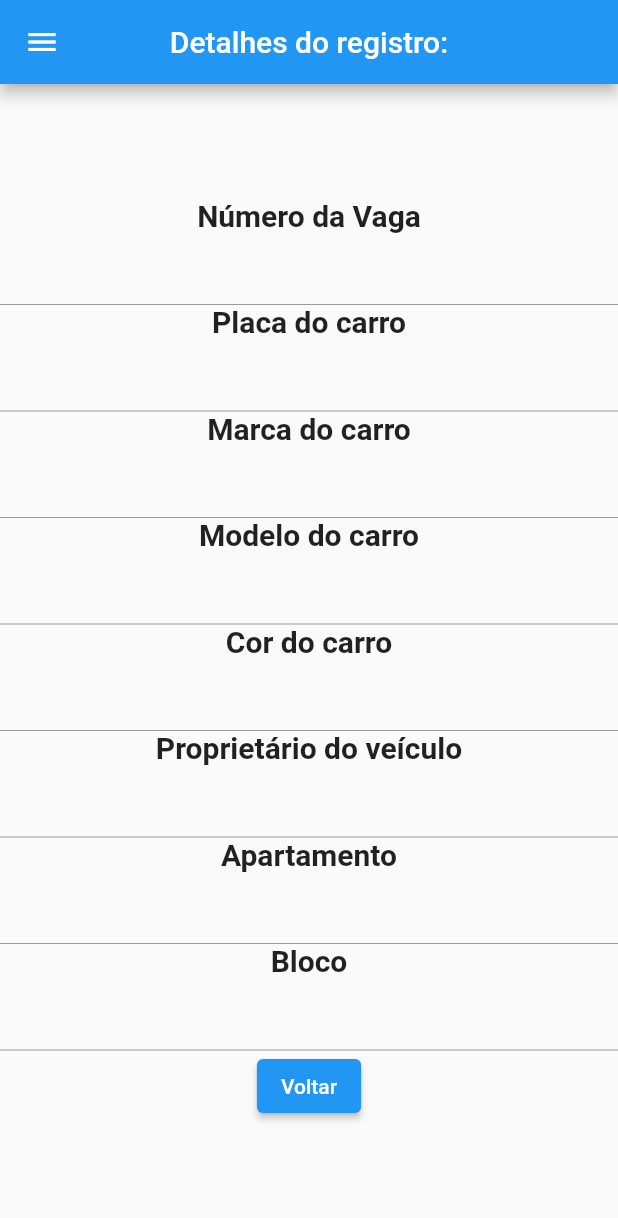
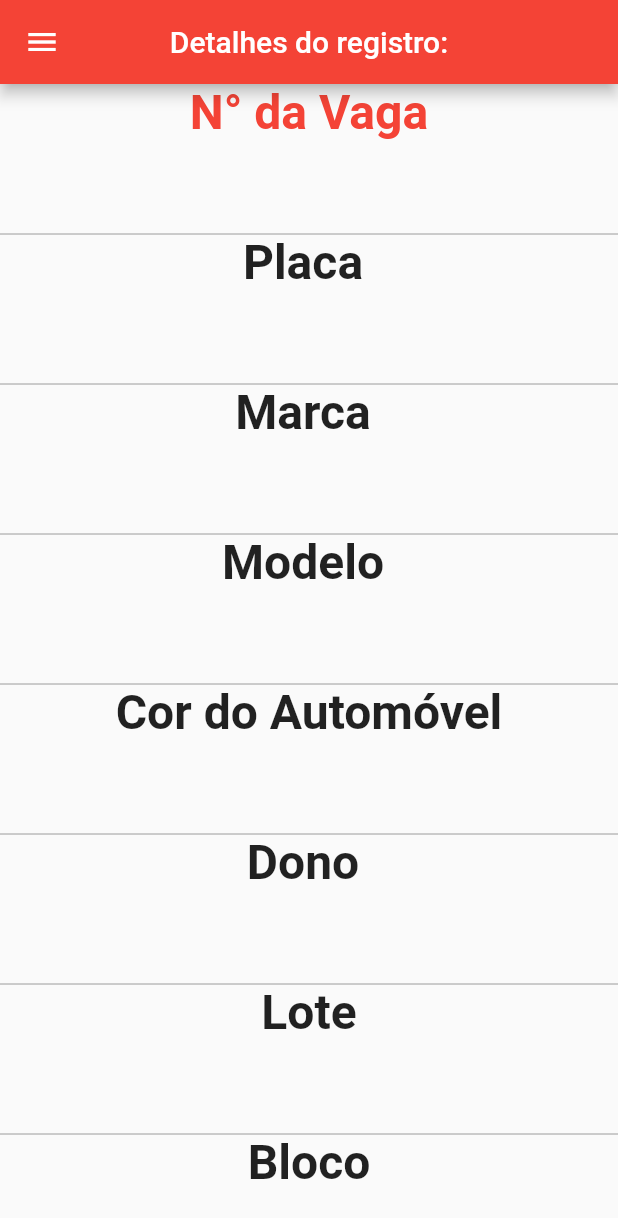
Before and after one commit to HugoHenriql/Vaga-garagem-Flutter-, a Flutter app: the ViewPage screen opened directly with empty values, on a phone screen of 412 x 824 dp. Shown: the top 1218 px of the screen. Run offline on Flutter 3.47's test engine with Material 2 defaults, Android fonts, the phone set to English and light mode, and no system bars; our stand-ins replace get; network calls fail.

```diff
--- a/lib/app/components/Menu.dart
+++ b/lib/app/components/Menu.dart
@@ -6,7 +6,7 @@ Widget Menu(BuildContext context) {
   return Drawer(
       child: ListView(children: <Widget>[
     UserAccountsDrawerHeader(
-      decoration: BoxDecoration(color: Colors.blue),
+      decoration: BoxDecoration(color: Colors.red),
       margin: EdgeInsets.only(bottom: 10.0),
       currentAccountPicture: Container(
         decoration: BoxDecoration(
@@ -14,24 +14,24 @@ Widget Menu(BuildContext context) {
           color: Colors.green,
           image: const DecorationImage(
             image: NetworkImage(
-                'https://flutter.github.io/assets-for-api-docs/assets/widgets/owl-2.jpg'),
+                'https://docs.flutter.dev/assets/images/dash/dash-fainting.gif'),
             fit: BoxFit.cover,
           ),
         ),
       ),
       accountName: new Container(
           child: Text(
-        'Cleiton',
+        'Hugo Henrique',//nothing Text
         style: TextStyle(color: Colors.white, fontWeight: FontWeight.bold),
       )),
       accountEmail: new Container(
           child: Text(
-        'cleiton@cleiton.com',
+        'hugohenrique',
         style: TextStyle(color: Colors.white),
       )),
     ),
     ListTile(
-      title: Text("Veículos Estacionados"),
+      title: Text("Veículos no estacionamento"),
       leading: const Icon(Icons.car_rental),
       onTap: () {
         Navigator.push(
@@ -42,7 +42,7 @@ Widget Menu(BuildContext context) {
     ),
     ListTile(
       title: Text("Estacionar"),
-      leading: const Icon(Icons.local_parking),
+      leading: const Icon(Icons.local_car_wash),
       onTap: () {
         Navigator.push(
           context,
--- a/lib/app/screens/edit_screen.dart
+++ b/lib/app/screens/edit_screen.dart
@@ -62,7 +62,7 @@ class _EditPageState extends State<EditPage> {
       Get.to(const MyHomePage());
       Get.snackbar(
         "Sucesso",
-        "Salvo com Sucesso",
+        "Salvo ",
         icon: Icon(Icons.check, color: Colors.white),
         snackPosition: SnackPosition.BOTTOM,
         backgroundColor: Colors.lightGreen,
--- a/lib/app/screens/home_screen.dart
+++ b/lib/app/screens/home_screen.dart
@@ -49,7 +49,7 @@ class _MyHomePageState extends State<MyHomePage> {
           onPressed: () {
             Get.to(const RegisterPage());
           },
-          backgroundColor: Colors.green,
+          backgroundColor: Colors.red,
           child: const Icon(Icons.local_parking),
         ),
         body: Obx(() => controller.isLoading.value
--- a/lib/app/screens/view_screen.dart
+++ b/lib/app/screens/view_screen.dart
@@ -43,110 +43,119 @@ class _EditPageState extends State<ViewPage> {
   }
 
   @override
+
   Widget build(BuildContext context) {
     return Scaffold(
       appBar: AppBar(
           centerTitle: true,
           title: Text('Detalhes do registro: ${spotController.text}',
-              textAlign: TextAlign.center)),
+              textAlign: TextAlign.center
+          )),
       drawer: Menu(context),
       body: Center(
         child: Column(
             mainAxisAlignment: MainAxisAlignment.center,
             children: <Widget>[
+
               Text(
-                'Número da Vaga',
+                'N° da Vaga',
                 textAlign: TextAlign.left,
-                style: TextStyle(fontSize: 20, fontWeight: FontWeight.bold),
+                style: TextStyle(fontSize: 32, fontWeight: FontWeight.bold, color: Colors.red),
               ),
+
+
               TextField(
                   enabled: false,
                   textAlign: TextAlign.center,
                   controller: spotController,
                   keyboardType: TextInputType.number,
-                  style: TextStyle(fontSize: 16)),
+                  style: TextStyle(fontSize: 32)),
               Text(
-                'Placa do carro',
+                'Placa ',
                 textAlign: TextAlign.left,
-                style: TextStyle(fontSize: 20, fontWeight: FontWeight.bold),
+                style: TextStyle(fontSize: 32, fontWeight: FontWeight.bold),
               ),
+
               TextField(
                   enabled: false,
                   textAlign: TextAlign.center,
                   controller: licenseController,
                   keyboardType: TextInputType.text,
-                  style: TextStyle(fontSize: 16)),
+                  style: TextStyle(fontSize: 32)),
+
               Text(
-                'Marca do carro',
+                'Marca ',
                 textAlign: TextAlign.left,
-                style: TextStyle(fontSize: 20, fontWeight: FontWeight.bold),
+                style: TextStyle(fontSize: 32, fontWeight: FontWeight.bold),
               ),
               TextField(
                   enabled: false,
                   textAlign: TextAlign.center,
                   controller: brandController,
                   keyboardType: TextInputType.text,
-                  style: TextStyle(fontSize: 16)),
+                  style: TextStyle(fontSize: 32)),
               Text(
-                'Modelo do carro',
+                'Modelo ',
                 textAlign: TextAlign.left,
-                style: TextStyle(fontSize: 20, fontWeight: FontWeight.bold),
+                style: TextStyle(fontSize: 32, fontWeight: FontWeight.bold),
               ),
               TextField(
                   enabled: false,
                   textAlign: TextAlign.center,
                   controller: modelController,
                   keyboardType: TextInputType.text,
-                  style: TextStyle(fontSize: 16)),
+                  style: TextStyle(fontSize: 32)),
               Text(
-                'Cor do carro',
+                'Cor do Automóvel',
                 textAlign: TextAlign.left,
-                style: TextStyle(fontSize: 20, fontWeight: FontWeight.bold),
+                style: TextStyle(fontSize: 32, fontWeight: FontWeight.bold),
               ),
               TextField(
                   enabled: false,
                   textAlign: TextAlign.center,
                   controller: colorController,
                   keyboardType: TextInputType.text,
-                  style: TextStyle(fontSize: 16)),
+                  style: TextStyle(fontSize: 32)),
               Text(
-                'Proprietário do veículo',
+                'Dono ',
                 textAlign: TextAlign.left,
-                style: TextStyle(fontSize: 20, fontWeight: FontWeight.bold),
+                style: TextStyle(fontSize: 32, fontWeight: FontWeight.bold),
               ),
               TextField(
                   enabled: false,
                   textAlign: TextAlign.center,
                   controller: responsibleController,
                   keyboardType: TextInputType.text,
-                  style: TextStyle(fontSize: 16)),
+                  style: TextStyle(fontSize: 32)),
               Text(
-                'Apartamento',
+                'Lote',
                 textAlign: TextAlign.left,
-                style: TextStyle(fontSize: 20, fontWeight: FontWeight.bold),
+                style: TextStyle(fontSize: 32, fontWeight: FontWeight.bold),
               ),
               TextField(
                   enabled: false,
                   textAlign: TextAlign.center,
                   controller: apartmentController,
                   keyboardType: TextInputType.number,
-                  style: TextStyle(fontSize: 16)),
+                  style: TextStyle(fontSize: 32)),
               Text(
                 'Bloco',
                 textAlign: TextAlign.left,
-                style: TextStyle(fontSize: 20, fontWeight: FontWeight.bold),
+                style: TextStyle(fontSize: 32, fontWeight: FontWeight.bold),
               ),
               TextField(
                   enabled: false,
+                  cursorColor: Colors.red,
                   textAlign: TextAlign.center,
                   controller: blockController,
                   keyboardType: TextInputType.text,
-                  style: TextStyle(fontSize: 16)),
+                  style: TextStyle(fontSize: 32)),
               ElevatedButton(
                   onPressed: () {
                     Get.to(MyHomePage());
                   },
-                  child: Text('Voltar'))
+                  child: Text('Volte')
+              )
             ]),
       ),
     );
--- a/pubspec.yaml
+++ b/pubspec.yaml
@@ -53,6 +53,8 @@ dev_dependencies:
 
 # The following section is specific to Flutter packages.
 flutter:
+  assets:
+  - images/
 
   # The following line ensures that the Material Icons font is
   # included with your application, so that you can use the icons in
```
Also changed, not shown: lib/app/screens/register_screen.dart (+46 -47 lines), lib/main.dart (+2 -10 lines).
